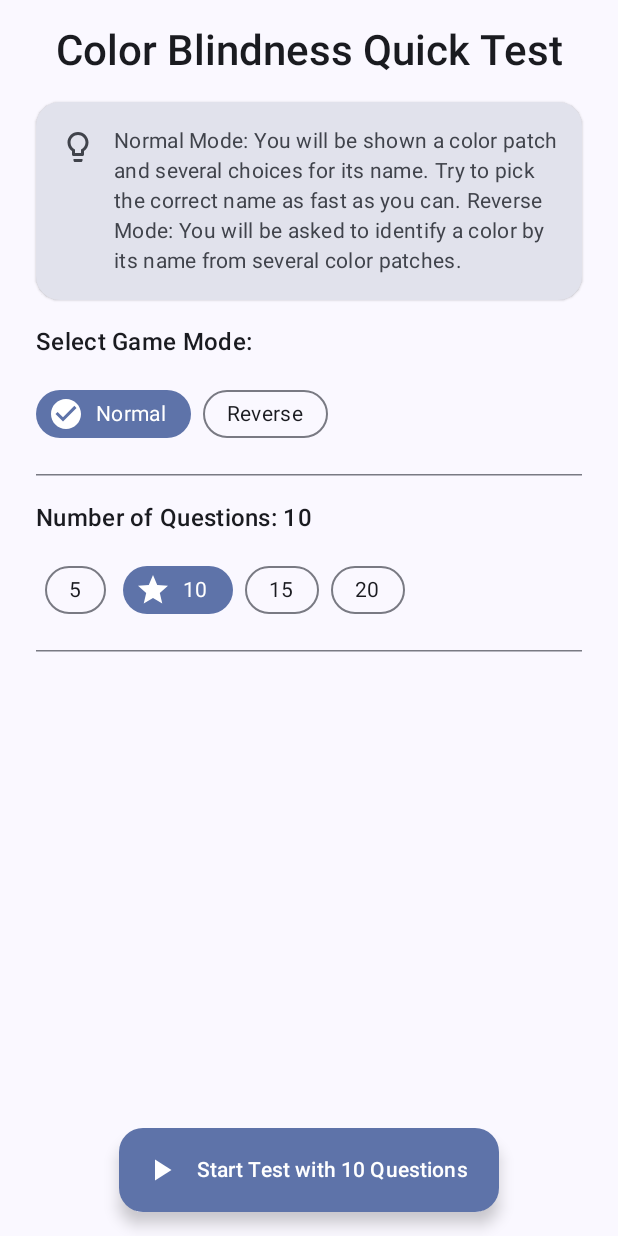
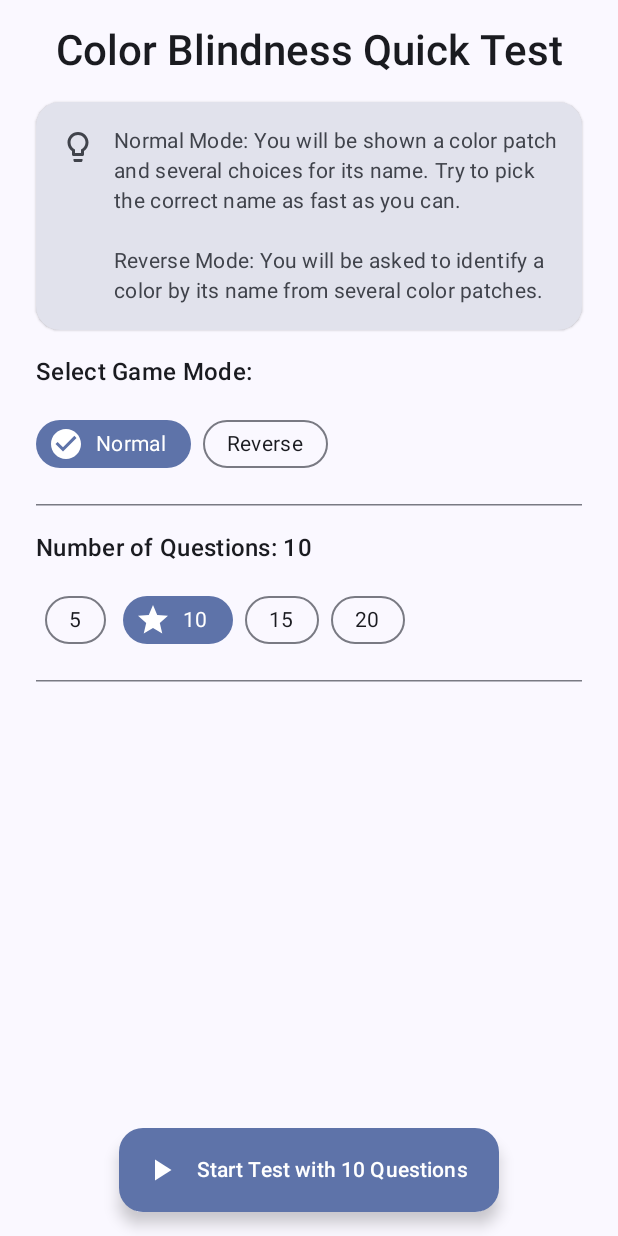
Before and after one commit to marginal23326/ColorBlindTest, an Android app built with Jetpack Compose: the screen it shows after launch (MainActivity), on a phone screen of 412 x 824 dp. Run offline under Robolectric (Android 15) with nearby library versions, the phone set to English and light mode, and no system bars.

Commit message:
fix: improve display of incorrect answers and instructions

```diff
--- a/app/src/main/java/com/example/colorblindtest/MainActivity.kt
+++ b/app/src/main/java/com/example/colorblindtest/MainActivity.kt
@@ -501,7 +501,7 @@ private fun IncorrectAnswerReviewCard(incorrectAnswer: IncorrectAnswer) {
                 Row(verticalAlignment = Alignment.CenterVertically, horizontalArrangement = Arrangement.spacedBy(8.dp)) {
                     Column(horizontalAlignment = Alignment.CenterHorizontally, modifier = Modifier.weight(1f)) {
                         Text(
-                            text = stringResource(R.string.result_your_answer_color, ""), // Removed %s as color patch is enough
+                            text = stringResource(R.string.result_your_answer_color, incorrectAnswer.question.correctName),
                             style = MaterialTheme.typography.labelMedium,
                             color = MaterialTheme.colorScheme.onErrorContainer.copy(alpha = 0.8f)
                         )
@@ -514,7 +514,7 @@ private fun IncorrectAnswerReviewCard(incorrectAnswer: IncorrectAnswer) {
                      Spacer(modifier = Modifier.width(8.dp))
                     Column(horizontalAlignment = Alignment.CenterHorizontally, modifier = Modifier.weight(1f)) {
                          Text(
-                            text = stringResource(R.string.result_correct_answer_color, ""), // Removed %s
+                            text = stringResource(R.string.result_correct_answer_color, incorrectAnswer.question.correctName),
                             style = MaterialTheme.typography.labelMedium,
                              color = MaterialTheme.colorScheme.onErrorContainer.copy(alpha = 0.8f)
                         )
--- a/app/src/main/res/values/strings.xml
+++ b/app/src/main/res/values/strings.xml
@@ -4,8 +4,8 @@
     <!-- HomeScreen -->
     <string name="home_title">Color Blindness Quick Test</string>
     <string name="home_high_score">High Score: %.0f / 100</string> <!-- Consider if this needs to be mode-specific -->
-    <string name="home_instructions">Normal Mode: You will be shown a color patch and several choices for its name. Try to pick the correct name as fast as you can.
-Reverse Mode: You will be asked to identify a color by its name from several color patches.</string>
+    <string name="home_instructions">Normal Mode: You will be shown a color patch and several choices for its name. Try to pick the correct name as fast as you can.\n
+\nReverse Mode: You will be asked to identify a color by its name from several color patches.</string>
     <string name="home_number_of_questions">Number of Questions: %d</string>
     <string name="home_start_button">Start Test with %d Questions</string>
     <string name="home_clear_high_score_button">Clear High Score</string>
```
